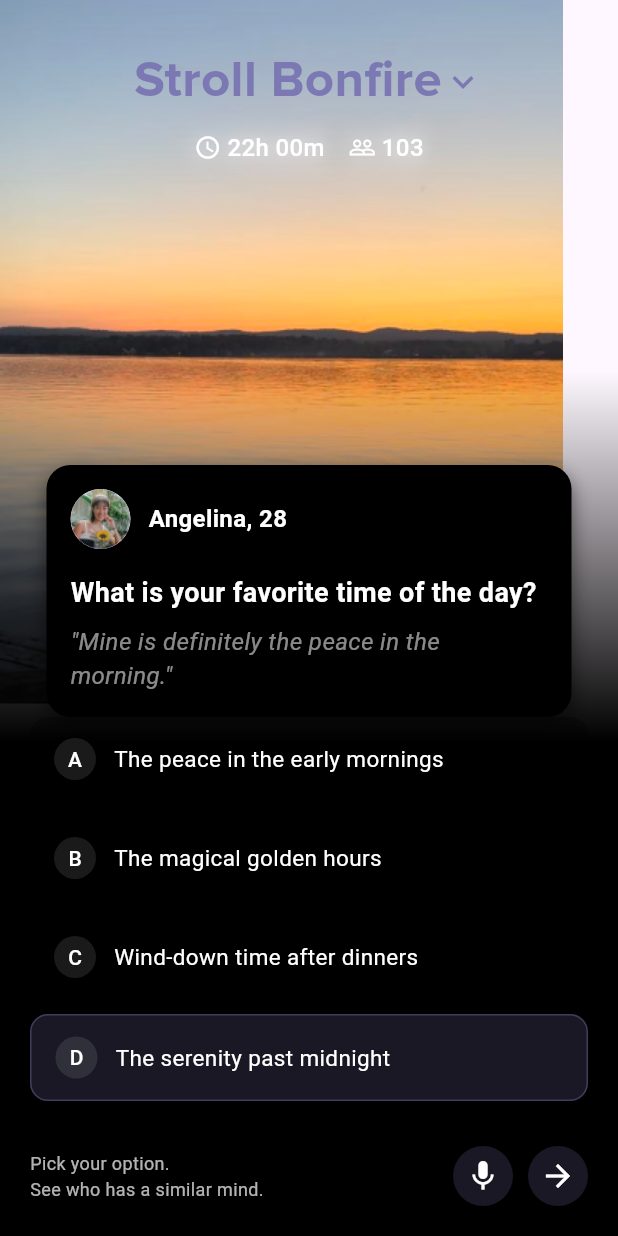
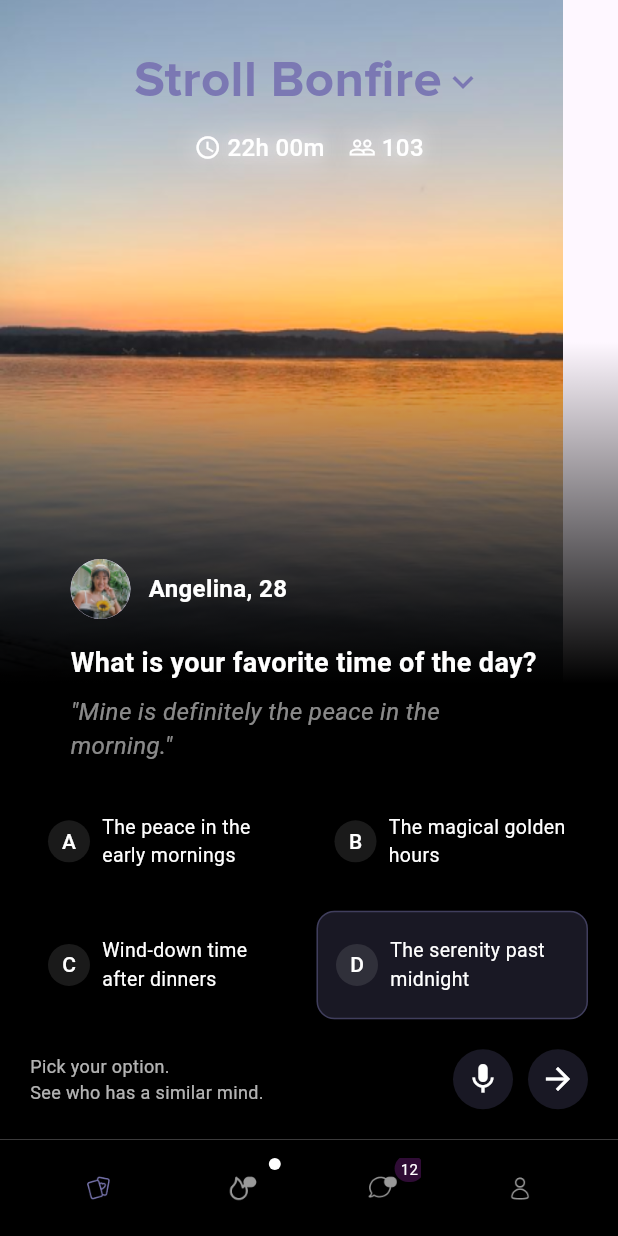
Before and after one commit to kumar-gautam24/stroll, a Flutter app: the screen it shows after launch, on a phone screen of 412 x 824 dp. Run offline on Flutter 3.47's test engine with Material 3 defaults, Android fonts, the phone set to English and light mode, and no system bars.

Commit message:
almost done ,, can be done dynamic time and people size and matching the ui

```diff
--- a/analysis_options.yaml
+++ b/analysis_options.yaml
@@ -1 +1,4 @@
 include: package:flutter_lints/flutter.yaml
+analyzer:
+  errors:
+    deprecated_member_use: ignore
--- a/lib/home_screen.dart
+++ b/lib/home_screen.dart
@@ -1,6 +1,10 @@
 import 'package:flutter/material.dart';
+import 'package:flutter/services.dart';
+import 'package:stroll/widgets/bottom_nav.dart';
 import 'widgets/glowing_text.dart';
 import 'widgets/nametag.dart';
+import 'widgets/option_grid.dart';
+import 'widgets/action_button.dart';
 
 class HomeScreen extends StatefulWidget {
   const HomeScreen({super.key});
@@ -10,15 +14,39 @@ class HomeScreen extends StatefulWidget {
 }
 
 class _HomeScreenState extends State<HomeScreen> {
-  String selectedOption = 'D'; // Default selected option
+  String selectedOption = 'D';
+  int _selectedNavIndex = 0;
 
-  // List of options
   final List<Map<String, String>> options = [
     {'letter': 'A', 'text': 'The peace in the early mornings'},
     {'letter': 'B', 'text': 'The magical golden hours'},
     {'letter': 'C', 'text': 'Wind-down time after dinners'},
     {'letter': 'D', 'text': 'The serenity past midnight'},
   ];
+
+  @override
+  void initState() {
+    super.initState();
+    _setSystemUIOverlays();
+  }
+
+  // Method to set system UI settings
+  void _setSystemUIOverlays() {
+    SystemChrome.setSystemUIOverlayStyle(
+      const SystemUiOverlayStyle(
+        statusBarColor: Colors.transparent,
+        systemNavigationBarColor: Colors.black,
+        statusBarIconBrightness: Brightness.light,
+        systemNavigationBarIconBrightness: Brightness.light,
+      ),
+    );
+
+    // Make app full screen
+    SystemChrome.setEnabledSystemUIMode(
+      SystemUiMode.edgeToEdge,
+      overlays: [SystemUiOverlay.top],
+    );
+  }
 
   @override
   Widget build(BuildContext context) {
@@ -44,8 +72,32 @@ class _HomeScreenState extends State<HomeScreen> {
           SafeArea(
             child: Column(
               children: [
-                SizedBox(height: 30),
-                Row(
+                const SizedBox(height: 30),
+                _buildHeader(),
+                const SizedBox(height: 8),
+                _buildStats(),
+                const Spacer(),
+                const NameTag(),
+                OptionsGrid(
+                  options: options,
+                  selectedOption: selectedOption,
+                  onOptionSelect: _handleOptionSelect,
+                ),
+                _buildBottomSection(),
+              ],
+            ),
+          ),
+        ],
+      ),
+      bottomNavigationBar: CustomBottomNavBar(
+        selectedIndex: _selectedNavIndex,
+        onItemSelected: _handleNavItemSelected,
+      ),
+    );
+  }
+
+  Widget _buildHeader() {
+    return Row(
       mainAxisAlignment: MainAxisAlignment.center,
       children: [
         Text(
@@ -63,53 +115,34 @@ class _HomeScreenState extends State<HomeScreen> {
           size: 28,
         ),
       ],
-                ),
-                SizedBox(height: 8),
-                Row(
+    );
+  }
+
+  Widget _buildStats() {
+    return Row(
       mainAxisAlignment: MainAxisAlignment.center,
       children: [
         Row(
-                      children: [
-                        const GlowingIcon(icon: Icons.access_time),
-                        const SizedBox(width: 4),
+          children: const [
+            GlowingIcon(icon: Icons.access_time),
+            SizedBox(width: 4),
             GlowingText(text: '22h 00m'),
           ],
         ),
         const SizedBox(width: 16),
         Row(
-                      children: [
-                        const GlowingIcon(icon: Icons.people_outline),
-                        const SizedBox(width: 4),
+          children: const [
+            GlowingIcon(icon: Icons.people_outline),
+            SizedBox(width: 4),
             GlowingText(text: '103'),
           ],
         ),
       ],
-                ),
-                Spacer(),
-                NameTag(),
-                // Options
-                Padding(
-                  padding: const EdgeInsets.symmetric(horizontal: 20),
-                  child: Column(
-                    children: options
-                        .map((option) => Column(
-                              children: [
-                                _buildOption(
-                                  option['letter']!,
-                                  option['text']!,
-                                  isSelected:
-                                      selectedOption == option['letter'],
-                                  onTap: () =>
-                                      _handleOptionSelect(option['letter']!),
-                                ),
-                                const SizedBox(height: 10),
-                              ],
-                            ))
-                        .toList(),
-                  ),
-                ),
-                // Bottom text and actions
-                Padding(
+    );
+  }
+
+  Widget _buildBottomSection() {
+    return Padding(
       padding: const EdgeInsets.all(20),
       child: Row(
         children: [
@@ -132,93 +165,24 @@ class _HomeScreenState extends State<HomeScreen> {
               ),
             ],
           ),
-                      Spacer(),
-                      _buildActionButton(Icons.mic),
-                      SizedBox(width: 10),
-                      _buildActionButton(Icons.arrow_forward),
-                    ],
-                  ),
-                ),
-              ],
-            ),
-          )
+          const Spacer(),
+          const ActionButton(icon: Icons.mic),
+          const SizedBox(width: 10),
+          const ActionButton(icon: Icons.arrow_forward),
         ],
       ),
     );
   }
 
-  Widget _buildOption(
-    String letter,
-    String text, {
-    bool isSelected = false,
-    required VoidCallback onTap,
-  }) {
-    return GestureDetector(
-      onTap: onTap,
-      child: Container(
-        padding: const EdgeInsets.symmetric(horizontal: 16, vertical: 14),
-        decoration: BoxDecoration(
-          color: isSelected
-              ? const Color(0xFF7B78B3).withAlpha(51)
-              : const Color(0xFF000000).withAlpha(77),
-          borderRadius: BorderRadius.circular(12),
-          border: isSelected
-              ? Border.all(
-                  color: const Color(0xFF7B78B3).withAlpha(102),
-                  width: 1,
-                )
-              : null,
-        ),
-        child: Row(
-          children: [
-            Container(
-              width: 28,
-              height: 28,
-              decoration: BoxDecoration(
-                shape: BoxShape.circle,
-                color: Colors.white.withAlpha(26),
-              ),
-              child: Center(
-                child: Text(
-                  letter,
-                  style: const TextStyle(
-                    color: Colors.white,
-                    fontSize: 14,
-                    fontWeight: FontWeight.w500,
-                  ),
-                ),
-              ),
-            ),
-            const SizedBox(width: 12),
-            Text(
-              text,
-              style: const TextStyle(
-                color: Colors.white,
-                fontSize: 15,
-                fontWeight: FontWeight.w400,
-              ),
-            ),
-          ],
-        ),
-      ),
-    );
-  }
-
-  Widget _buildActionButton(IconData icon) {
-    return Container(
-      padding: EdgeInsets.all(8),
-      decoration: BoxDecoration(
-        shape: BoxShape.circle,
-        color: Color(0xFF7B78B3).withAlpha(51),
-      ),
-      child: Icon(icon, color: Colors.white),
-    );
+  void _handleNavItemSelected(int index) {
+    setState(() {
+      _selectedNavIndex = index;
+    });
   }
 
   void _handleOptionSelect(String letter) {
     setState(() {
       selectedOption = letter;
     });
-    // Add any additional logic here when an option is selected
   }
 }
--- /dev/null
+++ b/lib/utils/time_utils.dart
@@ -0,0 +1,12 @@
+class TimeUtils {
+  static String getRemainingTime() {
+    final now = DateTime.now();
+    final midnight = DateTime(now.year, now.month, now.day + 1);
+    final difference = midnight.difference(now);
+
+    final hours = difference.inHours;
+    final minutes = difference.inMinutes.remainder(60);
+
+    return '${hours.toString().padLeft(2, '0')}h ${minutes.toString().padLeft(2, '0')}m';
+  }
+}
--- /dev/null
+++ b/lib/widgets/action_button.dart
@@ -0,0 +1,22 @@
+import 'package:flutter/material.dart';
+
+class ActionButton extends StatelessWidget {
+  final IconData icon;
+
+  const ActionButton({
+    super.key,
+    required this.icon,
+  });
+
+  @override
+  Widget build(BuildContext context) {
+    return Container(
+      padding: const EdgeInsets.all(8),
+      decoration: BoxDecoration(
+        shape: BoxShape.circle,
+        color: const Color(0xFF7B78B3).withAlpha(51),
+      ),
+      child: Icon(icon, color: Colors.white),
+    );
+  }
+}
--- /dev/null
+++ b/lib/widgets/bottom_nav.dart
@@ -0,0 +1,105 @@
+import 'package:flutter/material.dart';
+
+class CustomBottomNavBar extends StatelessWidget {
+  final int selectedIndex;
+  final Function(int) onItemSelected;
+
+  const CustomBottomNavBar({
+    super.key,
+    required this.selectedIndex,
+    required this.onItemSelected,
+  });
+
+  @override
+  Widget build(BuildContext context) {
+    return Container(
+      padding: const EdgeInsets.only(bottom: 0), // For iPhone home indicator
+      decoration: BoxDecoration(
+        color: Colors.black,
+        border: Border(
+          top: BorderSide(
+            color: Colors.white.withAlpha(20),
+            width: 0.5,
+          ),
+        ),
+      ),
+      child: SafeArea(
+        child: Padding(
+          padding: const EdgeInsets.symmetric(vertical: 12),
+          child: Row(
+            mainAxisAlignment: MainAxisAlignment.spaceEvenly,
+            children: [
+              _buildNavItem('assets/Card.png', 0),
+              Stack(
+                children: [
+                  _buildNavItem('assets/bonfire.png', 1),
+                  Positioned(
+                    right: 0,
+                    top: 0,
+                    child: Container(
+                      width: 8,
+                      height: 8,
+                      decoration: const BoxDecoration(
+                        color: Colors.white,
+                        shape: BoxShape.circle,
+                      ),
+                    ),
+                  ),
+                ],
+              ),
+              Stack(
+                children: [
+                  _buildNavItem('assets/Chat.png', 2),
+                  Positioned(
+                    right: -2,
+                    top: -2,
+                    child: Container(
+                      padding: const EdgeInsets.symmetric(
+                        horizontal: 4,
+                        vertical: 2,
+                      ),
+                      decoration: BoxDecoration(
+                        color: Colors.purple.withOpacity(0.3),
+                        borderRadius: BorderRadius.circular(10),
+                      ),
+                      child: const Text(
+                        '12',
+                        style: TextStyle(
+                          color: Colors.white,
+                          fontSize: 10,
+                        ),
+                      ),
+                    ),
+                  ),
+                ],
+              ),
+              _buildNavItem('assets/User.png', 3),
+            ],
+          ),
+        ),
+      ),
+    );
+  }
+
+  Widget _buildNavItem(String iconPath, int index) {
+    final bool isSelected = selectedIndex == index;
+
+    return GestureDetector(
+      onTap: () => onItemSelected(index),
+      child: Container(
+        padding: const EdgeInsets.symmetric(
+          horizontal: 16,
+          vertical: 8,
+        ),
+        child: Image.asset(
+          iconPath,
+          width: 24,
+          height: 24,
+          color: isSelected
+              ? const Color(0xFF7B78B3)
+              : Colors.white.withAlpha(153),
+        ),
+      ),
+    );
+  }
+}
--- a/lib/widgets/glowing_text.dart
+++ b/lib/widgets/glowing_text.dart
@@ -6,7 +6,7 @@ class GlowingText extends StatelessWidget {
   final FontWeight fontWeight;
   final Color color;
 
-  const GlowingText({
+   const GlowingText({
     super.key,
     required this.text,
     this.fontSize = 16,
--- a/lib/widgets/nametag.dart
+++ b/lib/widgets/nametag.dart
@@ -8,18 +8,18 @@ class NameTag extends StatelessWidget {
     return Container(
       width: 350,
       padding: const EdgeInsets.all(16),
-      decoration: BoxDecoration(
-        color: Colors.black,
-        borderRadius: BorderRadius.circular(16),
-        boxShadow: [
-          BoxShadow(
-            // ignore: deprecated_member_use
-            color: Colors.black.withOpacity(0.5),
-            blurRadius: 10,
-            offset: const Offset(0, 5),
-          ),
-        ],
-      ),
+      // decoration: BoxDecoration(
+      //   color: Colors.black,
+      //   borderRadius: BorderRadius.circular(16),
+      //   boxShadow: [
+      //     BoxShadow(
+      //       // ignore: deprecated_member_use
+      //       color: Colors.black.withOpacity(0.5),
+      //       blurRadius: 10,
+      //       offset: const Offset(0, 5),
+      //     ),
+      //   ],
+      // ),
       child: Column(
         mainAxisSize: MainAxisSize.min,
         crossAxisAlignment: CrossAxisAlignment.start,
--- /dev/null
+++ b/lib/widgets/option_card.dart
@@ -0,0 +1,73 @@
+import 'package:flutter/material.dart';
+
+class OptionCard extends StatelessWidget {
+  final String letter;
+  final String text;
+  final bool isSelected;
+  final VoidCallback onTap;
+
+  const OptionCard({
+    super.key,
+    required this.letter,
+    required this.text,
+    required this.isSelected,
+    required this.onTap,
+  });
+
+  @override
+  Widget build(BuildContext context) {
+    return GestureDetector(
+      onTap: onTap,
+      child: Container(
+        padding: const EdgeInsets.symmetric(horizontal: 12, vertical: 12),
+        decoration: BoxDecoration(
+          color: isSelected
+              ? const Color(0xFF7B78B3).withAlpha(51)
+              : const Color(0xFF000000).withAlpha(77),
+          borderRadius: BorderRadius.circular(12),
+          border: isSelected
+              ? Border.all(
+                  color: const Color(0xFF7B78B3).withAlpha(102),
+                  width: 1,
+                )
+              : null,
+        ),
+        child: Row(
+          children: [
+            Container(
+              width: 28,
+              height: 28,
+              decoration: BoxDecoration(
+                shape: BoxShape.circle,
+                color: Colors.white.withAlpha(26),
+              ),
+              child: Center(
+                child: Text(
+                  letter,
+                  style: const TextStyle(
+                    color: Colors.white,
+                    fontSize: 14,
+                    fontWeight: FontWeight.w500,
+                  ),
+                ),
+              ),
+            ),
+            const SizedBox(width: 8),
+            Expanded(
+              child: Text(
+                text,
+                style: const TextStyle(
+                  color: Colors.white,
+                  fontSize: 13,
+                  fontWeight: FontWeight.w400,
+                ),
+                maxLines: 2,
+                overflow: TextOverflow.ellipsis,
+              ),
+            ),
+          ],
+        ),
+      ),
+    );
+  }
+}
--- /dev/null
+++ b/lib/widgets/option_grid.dart
@@ -0,0 +1,38 @@
+import 'package:flutter/material.dart';
+import 'option_card.dart';
+
+class OptionsGrid extends StatelessWidget {
+  final List<Map<String, String>> options;
+  final String selectedOption;
+  final Function(String) onOptionSelect;
+
+  const OptionsGrid({
+    super.key,
+    required this.options,
+    required this.selectedOption,
+    required this.onOptionSelect,
+  });
+
+  @override
+  Widget build(BuildContext context) {
+    return Padding(
+      padding: const EdgeInsets.symmetric(horizontal: 20),
+      child: GridView.count(
+        shrinkWrap: true,
+        crossAxisCount: 2,
+        mainAxisSpacing: 10,
+        crossAxisSpacing: 10,
+        childAspectRatio: 2.5,
+        physics: const NeverScrollableScrollPhysics(),
+        children: options
+            .map((option) => OptionCard(
+                  letter: option['letter']!,
+                  text: option['text']!,
+                  isSelected: selectedOption == option['letter'],
+                  onTap: () => onOptionSelect(option['letter']!),
+                ))
+            .toList(),
+      ),
+    );
+  }
+}
```
Also changed, not shown: assets/Card.png (added), assets/Chat.png (added), assets/Front End Interview Task (2)/Card.png (added), assets/Front End Interview Task (2)/Chat.png (added), assets/Front End Interview Task (2)/User.png (added), assets/Front End Interview Task (2)/bonfire.png (added), assets/User.png (added), assets/bonfire.png (added), 1 other file. Lines whose indentation alone changed are shown as unchanged.
